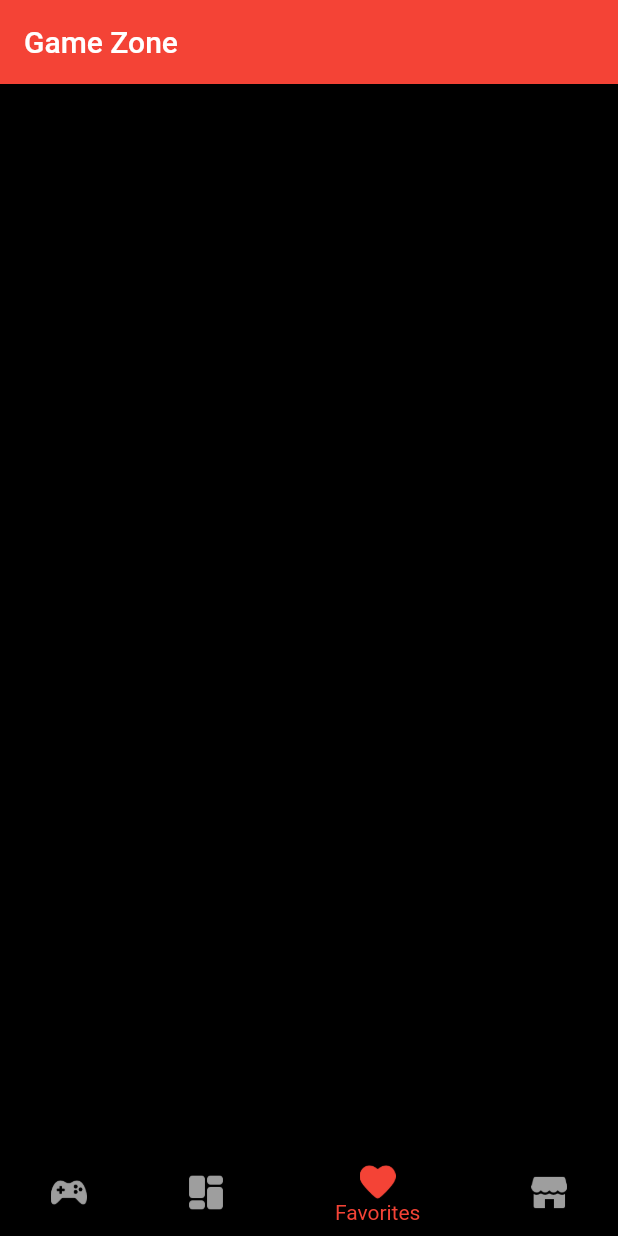
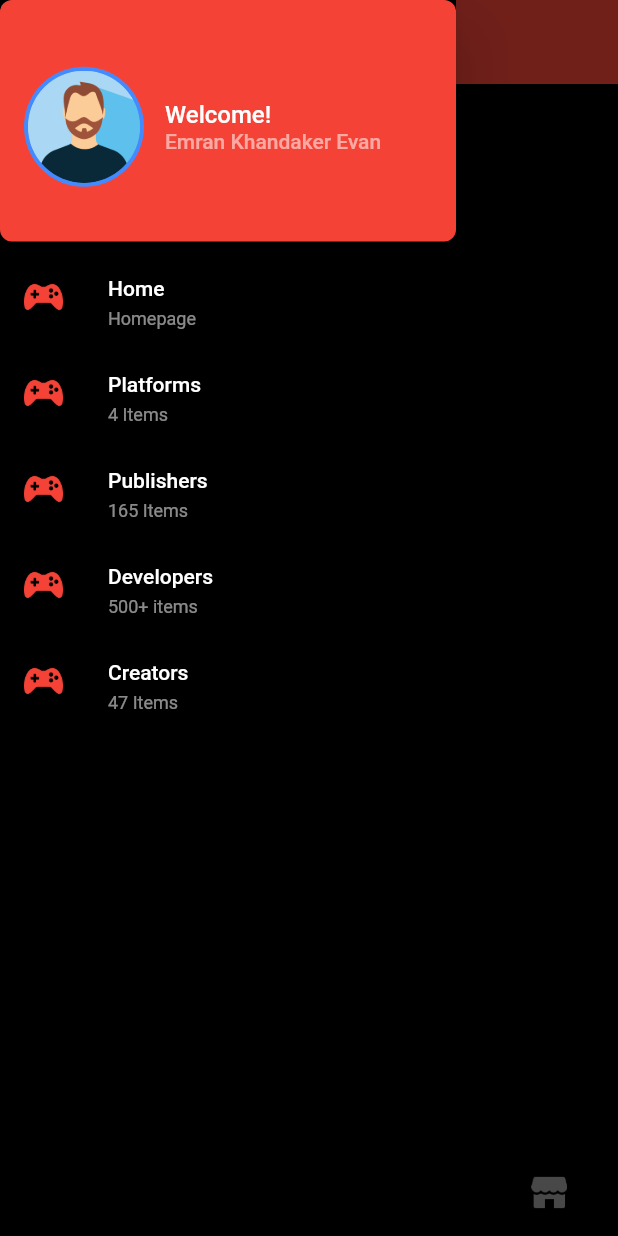
Before and after one commit to evanemran/Rawg, a Flutter app: the screen it shows after launch, item 3 of the bottom bar chosen, with the side drawer open (before the commit the screen has no drawer), on a phone screen of 412 x 824 dp. Run offline on Flutter 3.47's test engine with Material 2 defaults, Android fonts, the phone set to English and light mode, and no system bars; our stand-ins replace transparent_image; network calls fail.

Commit message:
nav drawer added

```diff
--- /dev/null
+++ b/lib/ViewModels/DrawerMenu.dart
@@ -0,0 +1,10 @@
+import 'package:flutter/cupertino.dart';
+
+class DrawerMenu {
+  String title;
+  String subTitle;
+  String icon;
+  Widget destination;
+
+  DrawerMenu(this.title, this.subTitle, this.icon, this.destination);
+}
--- a/lib/pages/home_page.dart
+++ b/lib/pages/home_page.dart
@@ -1,24 +1,13 @@
-import 'dart:convert';
-
-import 'package:flutter/cupertino.dart';
 import 'package:flutter/material.dart';
-import 'package:gamezone/network/manager.dart';
+import 'package:gamezone/ViewModels/DrawerMenu.dart';
 
 import '../models/Album.dart';
+import '../widgets/drawer_widget.dart';
 import '../widgets/game_list_widget.dart';
 import '../widgets/genre_list_widget.dart';
 
 class MyHomePage extends StatefulWidget {
   const MyHomePage({Key? key, required this.title}) : super(key: key);
-
-  // This widget is the home page of your application. It is stateful, meaning
-  // that it has a State object (defined below) that contains fields that affect
-  // how it looks.
-
-  // This class is the configuration for the state. It holds the values (in this
-  // case the title) provided by the parent (in this case the App widget) and
-  // used by the build method of the State. Fields in a Widget subclass are
-  // always marked "final".
 
   final String title;
 
@@ -34,12 +23,19 @@ class _MyHomePageState extends State<MyHomePage> {
   Color item3color = Colors.grey;
   Color item4color = Colors.grey;
 
-
   static const List<Widget> _bottomMenu = <Widget>[
     GameListWidget(),
     GenreListWidget(),
     Text("test3"),
     Text("test4"),
+  ];
+
+  final List<DrawerMenu> _drawerMenu = <DrawerMenu>[
+    DrawerMenu("Home", "Homepage", "assets/images/games.png", const Center(child: Text("Home"),)),
+    DrawerMenu("Platforms", "4 Items", "assets/images/games.png", const Center(child: Text("Platforms"),)),
+    DrawerMenu("Publishers", "165 Items", "assets/images/games.png", const Center(child: Text("Publishers"),)),
+    DrawerMenu("Developers", "500+ items", "assets/images/games.png", const Center(child: Text("Developers"),)),
+    DrawerMenu("Creators", "47 Items", "assets/images/games.png", const Center(child: Text("Creators"),)),
   ];
 
   @override
@@ -49,18 +45,14 @@ class _MyHomePageState extends State<MyHomePage> {
 
   @override
   Widget build(BuildContext context) {
-
-
     return Scaffold(
       appBar: AppBar(
         title: Text(widget.title),
       ),
-      body: IndexedStack(children: [
-        GameListWidget(),
-        GenreListWidget(),
-        Text("test3"),
-        Text("test4"),
-      ], index: _selectedIndex,),
+      body: IndexedStack(
+        index: _selectedIndex,
+        children: _bottomMenu,
+      ),
       /*body: _bottomMenu.elementAt(_selectedIndex),*/
       bottomNavigationBar: Theme(
         data: Theme.of(context).copyWith(
@@ -73,19 +65,35 @@ class _MyHomePageState extends State<MyHomePage> {
           type: BottomNavigationBarType.shifting,
           items: <BottomNavigationBarItem>[
             BottomNavigationBarItem(
-                icon: ImageIcon(const AssetImage("assets/images/games.png"), color: item1color, size: 24,),
+              icon: ImageIcon(
+                const AssetImage("assets/images/games.png"),
+                color: item1color,
+                size: 24,
+              ),
               label: 'Games',
             ),
             BottomNavigationBarItem(
-                icon: ImageIcon(const AssetImage("assets/images/application.png"), color: item2color, size: 24,),
+              icon: ImageIcon(
+                const AssetImage("assets/images/application.png"),
+                color: item2color,
+                size: 24,
+              ),
               label: 'Genres',
             ),
             BottomNavigationBarItem(
-                icon: ImageIcon(const AssetImage("assets/images/like.png"), color: item3color, size: 24,),
+              icon: ImageIcon(
+                const AssetImage("assets/images/like.png"),
+                color: item3color,
+                size: 24,
+              ),
               label: 'Favorites',
             ),
             BottomNavigationBarItem(
-                icon: ImageIcon(const AssetImage("assets/images/store.png"), color: item4color, size: 24,),
+              icon: ImageIcon(
+                const AssetImage("assets/images/store.png"),
+                color: item4color,
+                size: 24,
+              ),
               label: 'Store',
             ),
           ],
@@ -98,6 +106,7 @@ class _MyHomePageState extends State<MyHomePage> {
           onTap: _onItemTapped,
         ),
       ),
+      drawer: DrawerWidget(menuList: _drawerMenu,),
       // This trailing comma makes auto-formatting nicer for build methods.
     );
   }
@@ -105,7 +114,7 @@ class _MyHomePageState extends State<MyHomePage> {
   void _onItemTapped(int index) {
     setState(() {
       _selectedIndex = index;
-      switch(index) {
+      switch (index) {
         case 0:
           item1color = Colors.red;
           item2color = Colors.grey;
--- a/lib/styles/AppColors.dart
+++ b/lib/styles/AppColors.dart
@@ -3,5 +3,7 @@ import 'dart:ui';
 import 'package:flutter/material.dart';
 
 class AppColors{
-
+  static const blueAccent = Color(0xff4c74e2);
+  static const greyAccent = Color(0xff232229);
+  static const main = Colors.red;
 }
--- /dev/null
+++ b/lib/widgets/drawer_widget.dart
@@ -0,0 +1,73 @@
+import 'package:flutter/cupertino.dart';
+import 'package:flutter/material.dart';
+import 'package:gamezone/ViewModels/DrawerMenu.dart';
+import 'package:gamezone/pages/second_page.dart';
+import 'package:gamezone/styles/AppColors.dart';
+
+class DrawerWidget extends StatefulWidget {
+  const DrawerWidget({Key? key, required this.menuList}) : super(key: key);
+
+  final List<DrawerMenu> menuList;
+
+  @override
+  State<DrawerWidget> createState() => _DrawerWidgetState();
+}
+
+class _DrawerWidgetState extends State<DrawerWidget> {
+  @override
+  Widget build(BuildContext context) {
+    return Drawer(
+      child: Column(
+        children: [
+          DrawerHeader(
+            decoration: const BoxDecoration(
+              color: AppColors.main,
+              // image: DecorationImage(
+              //   image: NetworkImage(image.toString()),
+              //   fit: BoxFit.cover,
+              // ),
+              borderRadius:
+              BorderRadius.all(Radius.circular(8.0),),
+            ),
+              child: Row(
+                mainAxisAlignment: MainAxisAlignment.center,
+                children: [
+                  CircleAvatar(
+                    radius: 40,
+                    backgroundColor: Colors.blueAccent,
+                    child: ClipRRect(
+                      borderRadius: BorderRadius.circular(100),
+                      child: Image.asset("assets/images/user.png", width: 75,),
+                    ),
+                  ),
+                  const SizedBox(width: 14,),
+                  Expanded(child: Column(
+                    mainAxisAlignment: MainAxisAlignment.center,
+                    crossAxisAlignment: CrossAxisAlignment.start,
+                    children: const [
+                      Text("Welcome!", style: TextStyle(color: Colors.white, fontSize: 16),),
+                      Text("Emran Khandaker Evan", style: TextStyle(color: Colors.white54, fontSize: 14),),
+                    ],))
+                ],)
+
+          ),
+          Expanded(child: ListView.builder(
+              itemCount: widget.menuList.length,
+              itemBuilder: (context, index) {
+                return ListTile(
+                  // tileColor: Colors.white30,
+                  leading: Image.asset(widget.menuList[index].icon, height: 26, color: AppColors.main,),
+                  title: Text(widget.menuList[index].title, style: const TextStyle(color: Colors.white, fontSize: 14),),
+                  dense: true,
+                  subtitle: Text(widget.menuList[index].subTitle, style: const TextStyle(color: Colors.white54, fontSize: 12),),
+                  onTap: () {
+                    Navigator.of(context).pop(true);
+                    Navigator.push(context, MaterialPageRoute(builder: (context) => SecondPage(menu: widget.menuList[index])));
+                  },
+                );
+              }))
+        ],
+      )
+    );
+  }
+}
--- a/lib/widgets/genre_item_widget.dart
+++ b/lib/widgets/genre_item_widget.dart
@@ -29,11 +29,12 @@ class GenreWidget extends StatelessWidget {
         child: Container(
           height: double.maxFinite,
           width: double.maxFinite,
-          color: Colors.black38,
+          color: Colors.black54,
           child: Center(child: Text(title,
             style: const TextStyle(color: Colors.white,
               fontSize: 18,
-              fontWeight: FontWeight.bold,),),),
+              fontFamily: 'Valorant',
+              fontWeight: FontWeight.bold,), textAlign: TextAlign.center,),),
         ),
       ),
       /*child: Stack(
--- a/pubspec.yaml
+++ b/pubspec.yaml
@@ -65,6 +65,7 @@ flutter:
   assets:
     - assets/
     - assets/images/
+    - assets/fonts/
   # An image asset can refer to one or more resolution-specific "variants", see
   # https://flutter.dev/assets-and-images/#resolution-aware
 
@@ -76,6 +77,10 @@ flutter:
   # "family" key with the font family name, and a "fonts" key with a
   # list giving the asset and other descriptors for the font. For
   # example:
+  fonts:
+    - family: Valorant
+      fonts:
+        - asset: assets/fonts/valorant.ttf
   # fonts:
   #   - family: Schyler
   #     fonts:
```
Also changed, not shown: lib/pages/second_page.dart (added, +21 -0 lines), lib/widgets/game_list_widget.dart (+101 -35 lines), assets/fonts/valorant.ttf (added), assets/images/user.png (added). Lines whose indentation alone changed are shown as unchanged.
